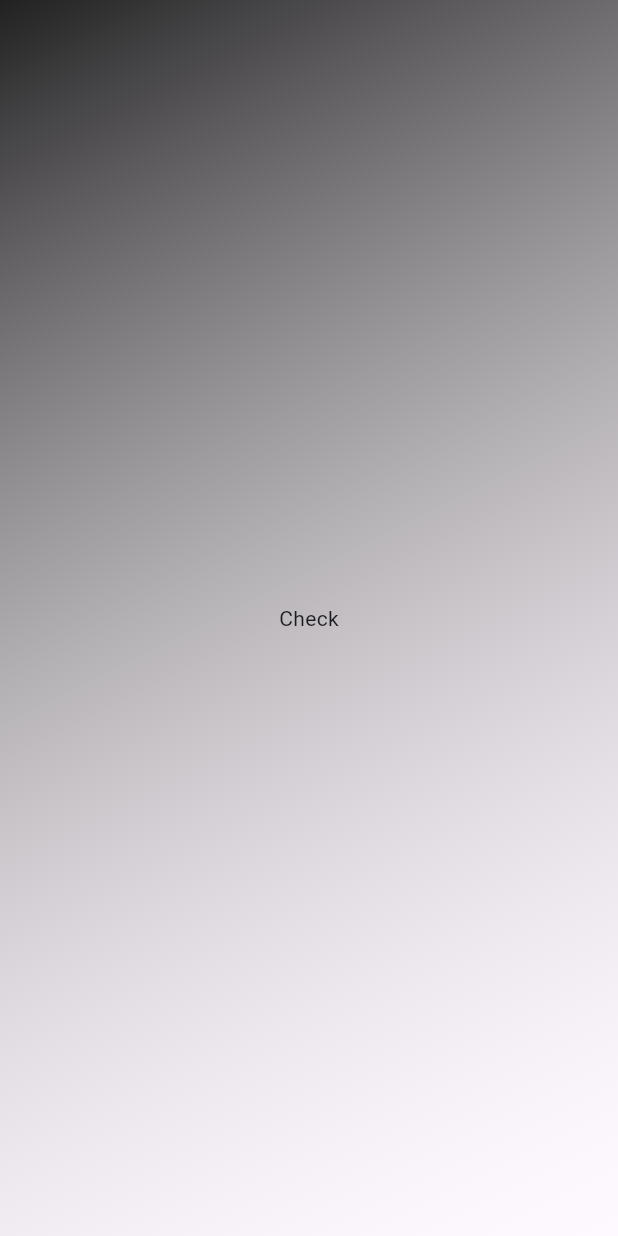
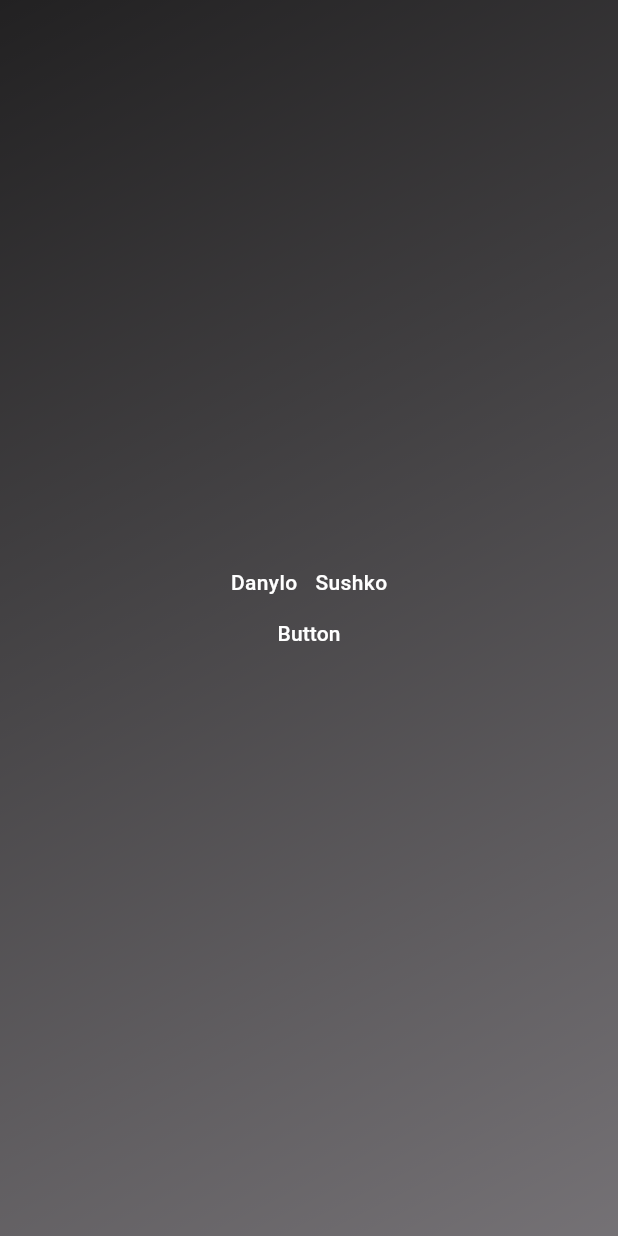
Before and after one commit to DanyloSus/first_app, a Flutter app: the screen it shows after launch, on a phone screen of 412 x 824 dp. Run offline on Flutter 3.47's test engine with Material 3 defaults, Android fonts, the phone set to English and light mode, and no system bars.

Commit message:
Add Texts and Button of content and functionality of button

```diff
--- a/lib/background.dart
+++ b/lib/background.dart
@@ -1,4 +1,6 @@
 import "package:flutter/material.dart";
+
+import "package:first_app/content.dart";
 
 class Background extends StatelessWidget {
   const Background({required this.gradientColors, super.key});
@@ -14,7 +16,7 @@ class Background extends StatelessWidget {
           begin: Alignment.topLeft,
           end: Alignment.bottomRight
           )
-      ), child: const Center(child: Text("Check"),),
+      ), child: const Center(child: Content(),),
     );
   }
 }
--- /dev/null
+++ b/lib/content.dart
@@ -0,0 +1,49 @@
+import 'package:flutter/material.dart';
+
+class Content extends StatefulWidget {
+  const Content({super.key});
+
+  @override
+  State<Content> createState() {
+    return _ContentState();
+  }
+}
+
+const textStyle = TextStyle(color: Colors.white, fontWeight: FontWeight.w500);
+
+class _ContentState extends State<Content> {
+  final List<String> _firstTexts = ["Danylo", "Empat"];
+  final List<String> _secondTexts = ["Sushko", "Tech"];
+
+  int step = 0;
+
+  void _updateStep() {
+    setState(() {
+      step = (step + 1) % _firstTexts.length;
+    });
+  }
+
+  @override
+  Widget build(BuildContext context) {
+    return Column(
+      mainAxisAlignment: MainAxisAlignment.center,
+      children: [
+        Row(
+          mainAxisAlignment: MainAxisAlignment.center,
+          children: [
+            Text(_firstTexts[step], style: textStyle,),
+            const SizedBox(width: 12,),
+            Text(_secondTexts[step],style: textStyle,),
+          ],
+        ),
+        TextButton(
+          onPressed: _updateStep,
+          child: const Text(
+            "Button",
+            style: textStyle
+          ),
+        )
+      ],
+    );
+  }
+}
--- a/lib/main.dart
+++ b/lib/main.dart
@@ -13,7 +13,7 @@ class MyApp extends StatelessWidget {
   Widget build(context) {
     return const MaterialApp(
       home: Scaffold(
-        body: Background(gradientColors: [Colors.black87, Colors.white10])
+        body: Background(gradientColors: [Colors.black87, Colors.black54])
     )
     );
   }
```
